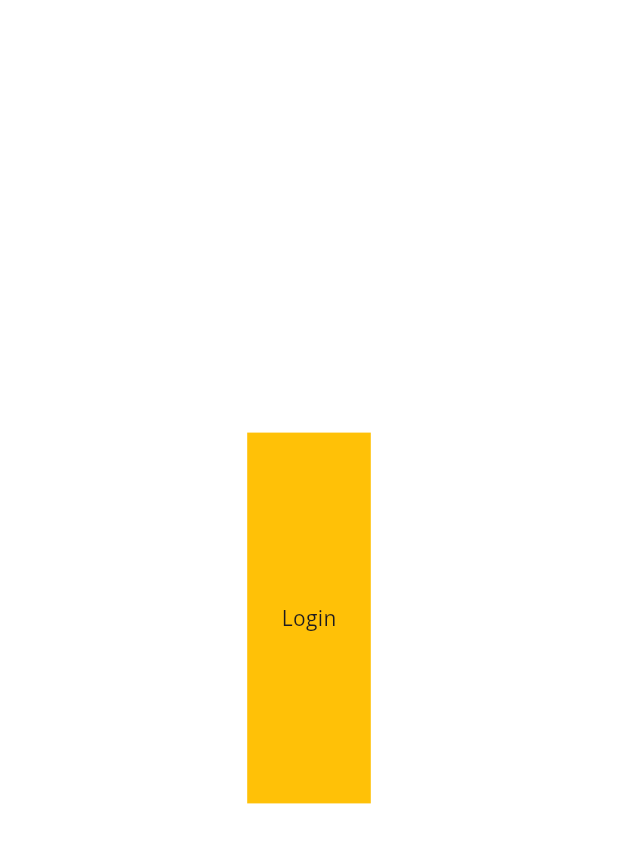
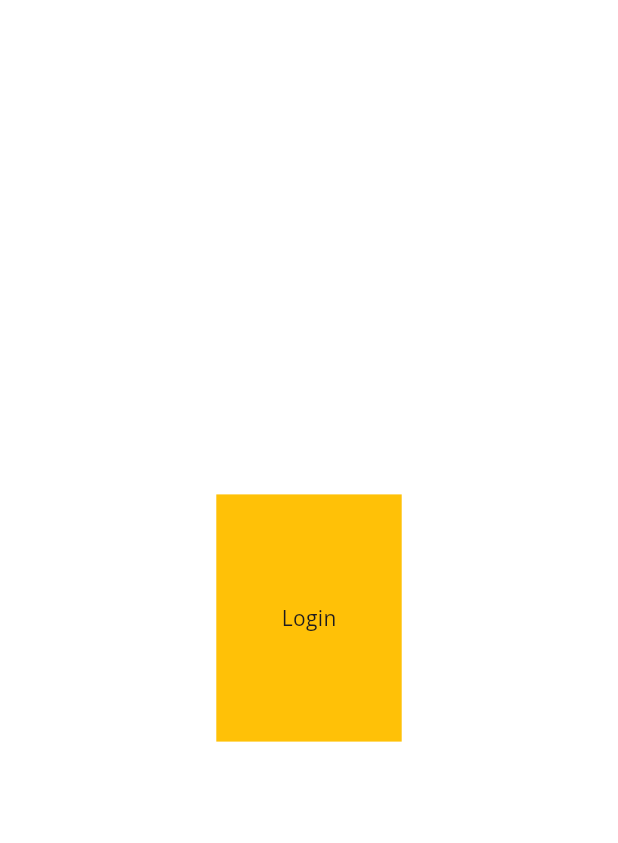
Before and after one commit to sealsaeed/conect, a Flutter app: the screen it shows after launch, on a phone screen of 412 x 824 dp. Shown: the top 843 px of the screen. Run offline on Flutter 3.47's test engine with Material 3 defaults, Android fonts, the phone set to English and light mode, and no system bars; our stand-ins replace firebase_core, flutter_riverpod, go_router, google_fonts; accounts and stored records are empty; generated files the repository leaves out were written again.

Commit message:
git finish

```diff
--- a/conect/lib/app/features_modules/auth/views/splashScreen.dart
+++ b/conect/lib/app/features_modules/auth/views/splashScreen.dart
@@ -1,5 +1,7 @@
+import 'package:conect/app/config/router/named_routes.dart';
 import 'package:conect/app/core/extentions/build_context_extention.dart';
 import 'package:flutter/material.dart';
+import 'package:go_router/go_router.dart';
 
 class SplashScreen extends StatelessWidget {
   const SplashScreen({super.key});
@@ -8,11 +10,16 @@ class SplashScreen extends StatelessWidget {
   Widget build(BuildContext context) {
     return Scaffold(
         body: Center(
-      child: Container(
-        color: Colors.amber,
-        height: context.screenHeight * 0.3,
-        width: MediaQuery.of(context).size.width * 0.2,
-        child: Center(child: Text(context.translate.login)),
+      child: GestureDetector(
+        onTap: () {
+          context.pushNamed(MyNamedRoutes.register);
+        },
+        child: Container(
+          color: Colors.amber,
+          height: context.screenHeight * 0.2,
+          width: context.screenWidth * 0.3,
+          child: Center(child: Text(context.translate.login)),
+        ),
       ),
     ));
   }
--- a/conect/lib/app/features_modules/auth/widgets/my_forms_widget.dart
+++ b/conect/lib/app/features_modules/auth/widgets/my_forms_widget.dart
@@ -54,7 +54,7 @@ class _MyFromFieldsState extends State<MyFromFields> {
                   return _authvalidators.emailValidator(value);
                 },
               ),
-              SizedBox(height: context.screenHeight * 0.5),
+              SizedBox(height: context.screenHeight * 0.05),
               MyTextFormField(
                 controller: userNameController,
                 MyFoucsNode: userNameNode,
@@ -65,7 +65,7 @@ class _MyFromFieldsState extends State<MyFromFields> {
                 onChanged: null,
                 validator: (input) => _authvalidators.userNameValidator(input),
               ),
-              SizedBox(height: context.screenHeight * 0.5),
+              SizedBox(height: context.screenHeight * 0.05),
               MyTextFormField(
                 controller: passwordController,
                 MyFoucsNode: passwordNode,
--- a/conect/lib/app/features_modules/auth/widgets/my_textform_widget.dart
+++ b/conect/lib/app/features_modules/auth/widgets/my_textform_widget.dart
@@ -12,7 +12,7 @@ class MyTextFormField extends StatelessWidget {
     this.togglePassword,
     required this.obsecureText,
     required this.onChanged,
-    required this.validator,
+    this.validator,
   });
 
   final TextEditingController controller;
```
